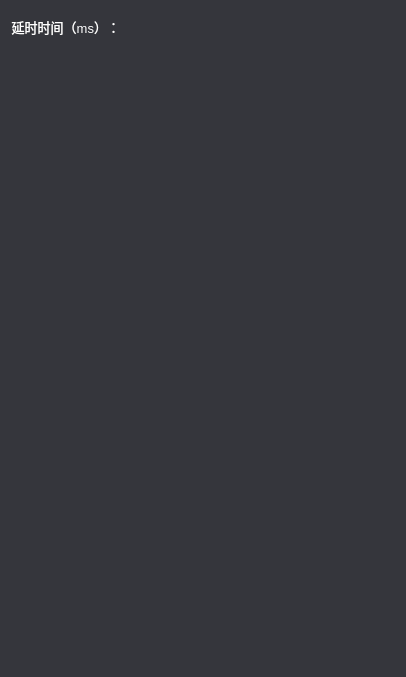
The window that tool/subpage/configdelaystate.ui (daonvshu/qtaskmachine) describes before a commit, drawn with Qt 5.
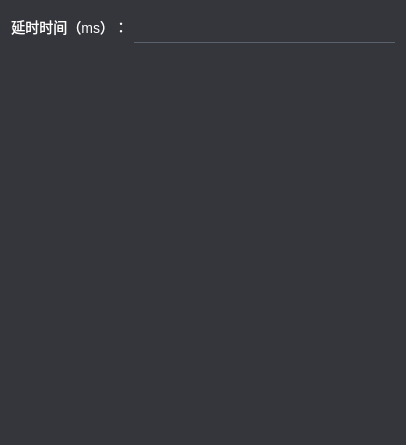
The same window after the commit.

```diff
--- a/tool/subpage/configdelaystate.ui
+++ b/tool/subpage/configdelaystate.ui
@@ -7,7 +7,7 @@
     <x>0</x>
     <y>0</y>
     <width>406</width>
-    <height>677</height>
+    <height>445</height>
    </rect>
   </property>
   <property name="windowTitle">
@@ -16,8 +16,23 @@
   <property name="styleSheet">
    <string notr="true">*{
 background:#35363C;
-font-size:10pt;
+font-size:14px;
 color:white;
+}
+QLineEdit{
+border:none;
+border-bottom:1px solid #5A636C;
+padding-left:8px;
+padding-right:8px;
+}
+QLineEdit:hover{
+background:#4C4E56;
+}
+QLineEdit:focus{
+border:1px solid #02BFFF;
+}
+QLabel[mstyle=&quot;hint&quot;]{
+font-size:12px;color:#A0C2D3;
 }</string>
   </property>
   <layout class="QVBoxLayout" name="verticalLayout">
@@ -44,19 +59,6 @@
        <property name="focusPolicy">
         <enum>Qt::ClickFocus</enum>
        </property>
-       <property name="styleSheet">
-        <string notr="true">QLineEdit{
-border:none;
-padding-left:8px;
-padding-right:8px;
-}
-QLineEdit:hover{
-background:#4C4E56;
-}
-QLineEdit:focus{
-border:1px solid #02BFFF;
-}</string>
-       </property>
        <property name="maxLength">
         <number>36</number>
        </property>
@@ -72,7 +74,7 @@
      <property name="sizeHint" stdset="0">
       <size>
        <width>20</width>
-       <height>616</height>
+       <height>384</height>
       </size>
      </property>
     </spacer>
```
